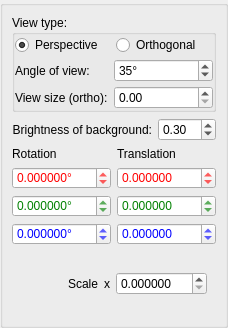
Old version of the form src/core/propViewer.ui in the repository pojdulos/dpVision.
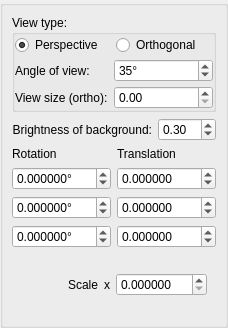
New version of the form.

What changed in the file:
```diff
--- a/src/core/propViewer.ui
+++ b/src/core/propViewer.ui
@@ -278,9 +278,6 @@
                <verstretch>0</verstretch>
               </sizepolicy>
              </property>
-             <property name="styleSheet">
-              <string notr="true">color: rgb(255, 0, 0)</string>
-             </property>
              <property name="suffix">
               <string>°</string>
              </property>
@@ -306,9 +303,6 @@
                <verstretch>0</verstretch>
               </sizepolicy>
              </property>
-             <property name="styleSheet">
-              <string notr="true">color: rgb(0, 128, 0)</string>
-             </property>
              <property name="suffix">
               <string>°</string>
              </property>
@@ -334,9 +328,6 @@
                <verstretch>0</verstretch>
               </sizepolicy>
              </property>
-             <property name="styleSheet">
-              <string notr="true">color: rgb(0,0,255)</string>
-             </property>
              <property name="suffix">
               <string>°</string>
              </property>
@@ -386,9 +377,6 @@
                <verstretch>0</verstretch>
               </sizepolicy>
              </property>
-             <property name="styleSheet">
-              <string notr="true">color: rgb(255, 0, 0)</string>
-             </property>
              <property name="decimals">
               <number>6</number>
              </property>
@@ -411,9 +399,6 @@
                <verstretch>0</verstretch>
               </sizepolicy>
              </property>
-             <property name="styleSheet">
-              <string notr="true">color: rgb(0, 128, 0)</string>
-             </property>
              <property name="decimals">
               <number>6</number>
              </property>
@@ -436,9 +421,6 @@
                <verstretch>0</verstretch>
               </sizepolicy>
              </property>
-             <property name="styleSheet">
-              <string notr="true">color: rgb(0,0,255)</string>
-             </property>
              <property name="decimals">
               <number>6</number>
              </property>
```
